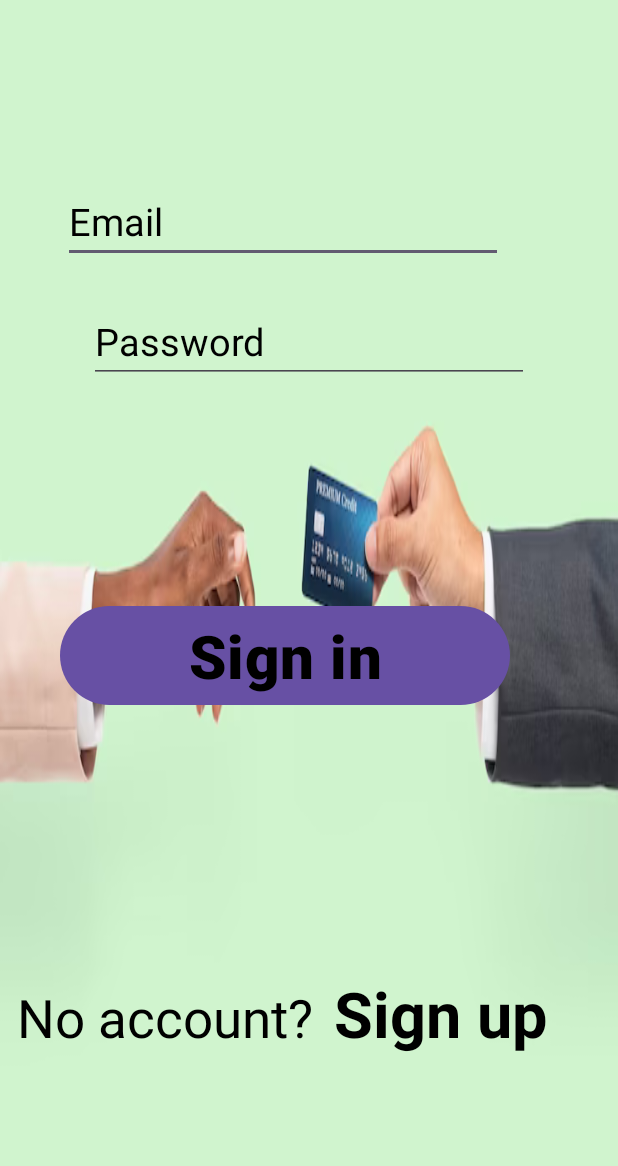
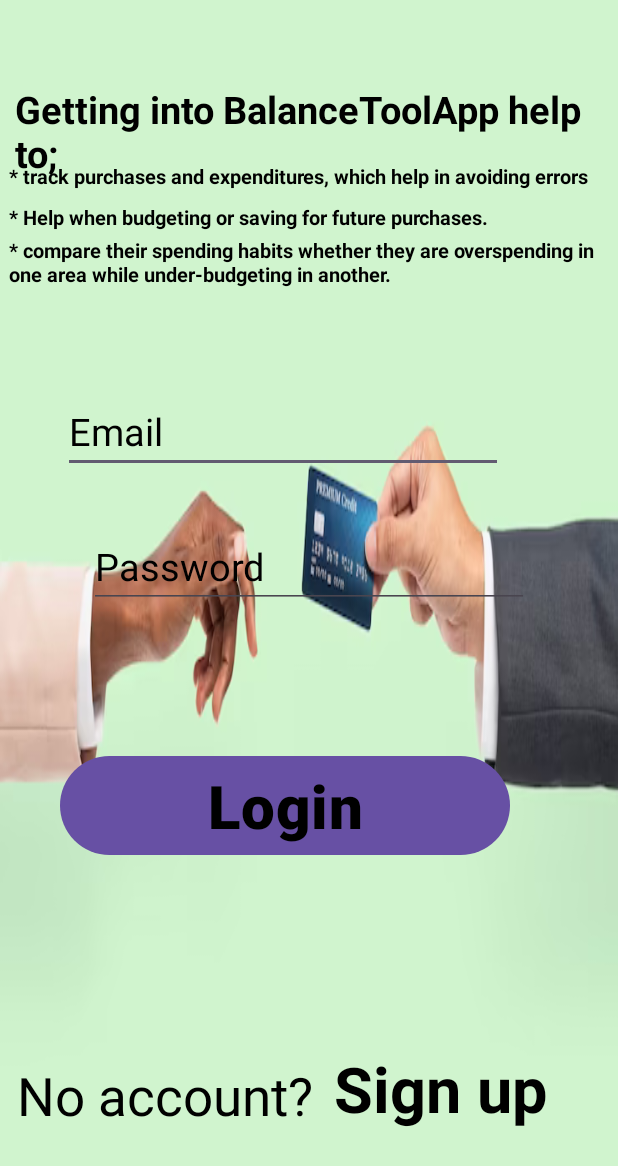
Before and after one commit to Alphonce08/ToolApp, an Android app: the screen it shows after launch (Login), on a phone screen of 412 x 824 dp. Shown: the top 1166 px of the screen. Run offline under Robolectric (Android 15) with nearby library versions, the phone set to English and light mode, and no system bars; our stand-ins replace Firebase (no records; nobody signed in at launch, a user with empty details on screens opened directly).

Commit message:
home text page

```diff
--- a/app/src/main/java/com/example/balancetoolapp/Login.kt
+++ b/app/src/main/java/com/example/balancetoolapp/Login.kt
@@ -54,15 +54,13 @@ class Login : AppCompatActivity() {
                     if (it.isComplete) {
                         Toast.makeText(this, "Login successful", Toast.LENGTH_SHORT)
                             .show()
-                        mAuth.signOut()
-
+                        startActivity(Intent(applicationContext, MainActivity::class.java))
                         finish()
 
 
                     }
                 }
             }
-            startActivity(Intent(applicationContext, MainActivity::class.java))
         }
 
 
--- a/app/src/main/res/layout/activity_login.xml
+++ b/app/src/main/res/layout/activity_login.xml
@@ -7,6 +7,61 @@
     android:background="@drawable/img"
     tools:context=".Login">
 
+    <TextView
+        android:id="@+id/textView5"
+        android:layout_width="wrap_content"
+        android:layout_height="wrap_content"
+        android:layout_alignParentStart="true"
+        android:layout_alignParentTop="true"
+        android:layout_marginTop="55dp"
+        android:layout_marginStart="10dp"
+        android:textStyle="bold"
+        android:textColor="@color/black"
+        android:textSize="25sp"
+        android:text="Getting into BalanceToolApp help to;" />
+
+    <TextView
+        android:id="@+id/textView2"
+        android:layout_width="wrap_content"
+        android:layout_height="wrap_content"
+        android:layout_alignParentStart="true"
+        android:layout_alignParentTop="true"
+        android:layout_marginTop="108dp"
+        android:layout_marginStart="6dp"
+        android:textStyle="bold"
+        android:textColor="@color/black"
+        android:textSize="13sp"
+        android:text="* track purchases and expenditures, which help in avoiding errors" />
+
+    <TextView
+        android:id="@+id/textView3"
+        android:layout_width="wrap_content"
+        android:layout_height="wrap_content"
+        android:layout_alignParentStart="true"
+        android:layout_alignParentTop="true"
+        android:layout_marginTop="135dp"
+        android:layout_marginStart="6dp"
+        android:textStyle="bold"
+        android:textSize="13sp"
+        android:textColor="@color/black"
+        android:text="* Help when budgeting or saving for future purchases." />
+
+    <TextView
+        android:id="@+id/textView"
+        android:layout_width="500dp"
+        android:layout_height="50dp"
+        android:layout_alignParentStart="true"
+        android:layout_alignParentTop="true"
+        android:layout_marginStart="6dp"
+        android:layout_marginTop="157dp"
+        android:textStyle="bold"
+        android:textSize="13sp"
+        android:textColor="@color/black"
+        android:text="* compare their spending habits whether they are overspending in one area while under-budgeting in another. " />
+
+
+
+
     <EditText
         android:id="@+id/mEdtEmailLogin"
         android:layout_width="wrap_content"
@@ -14,7 +69,7 @@
         android:textColorHint="@color/black"
         android:layout_alignParentStart="true"
         android:layout_marginStart="42dp"
-        android:layout_marginTop="120dp"
+        android:layout_marginTop="260dp"
         android:ems="10"
         android:hint="Email"
         android:textColor="@color/black"
@@ -32,24 +87,12 @@
         android:textColor="@color/black"
         android:textSize="25dp"
         android:textColorHint="@color/black"
-        android:layout_marginTop="200dp"
+        android:layout_marginTop="350dp"
         android:layout_centerHorizontal="true"
         android:inputType="textPassword"
         tools:layout_editor_absoluteX="71dp"
         tools:layout_editor_absoluteY="290dp" />
 
-
-    <TextView
-        android:id="@+id/textForgetPassword"
-        android:layout_width="wrap_content"
-        android:layout_height="wrap_content"
-        android:layout_alignParentStart="true"
-        android:layout_alignParentBottom="true"
-        android:textColor="@color/red"
-        android:layout_marginStart="68dp"
-        android:layout_marginBottom="360dp"
-        android:text="Forget password"
-        android:textSize="25sp" />
 
     <Button
         android:id="@+id/BtnLogin"
@@ -57,15 +100,13 @@
         android:layout_height="wrap_content"
         android:layout_alignParentStart="true"
         android:layout_marginStart="40dp"
-        android:layout_marginTop="400dp"
-        android:text="Sign in"
+        android:layout_marginTop="500dp"
+        android:text="Login"
         android:textSize="40sp"
         android:textColor="@color/black"
         android:textStyle="bold"
         tools:layout_editor_absoluteX="107dp"
         tools:layout_editor_absoluteY="411dp" />
-
-
     <TextView
         android:id="@+id/TextNoAccount"
         android:layout_width="wrap_content"
@@ -74,7 +115,7 @@
         android:layout_alignParentBottom="true"
         android:layout_centerHorizontal="true"
         android:layout_marginStart="11dp"
-        android:layout_marginBottom="122dp"
+        android:layout_marginBottom="70dp"
         android:text="No account?"
         android:textColor="@color/black"
         android:textSize="35sp" />
@@ -86,7 +127,7 @@
         android:layout_alignParentEnd="true"
         android:layout_alignParentBottom="true"
         android:layout_marginEnd="47dp"
-        android:layout_marginBottom="120dp"
+        android:layout_marginBottom="70dp"
         android:text="Sign up"
         android:textColor="@color/black"
         android:textSize="42sp"
--- a/app/src/main/res/layout/activity_received.xml
+++ b/app/src/main/res/layout/activity_received.xml
@@ -15,7 +15,7 @@
         android:layout_alignParentStart="true"
         android:layout_alignParentTop="true"
         android:layout_marginStart="59dp"
-        android:layout_marginTop="21dp"
+        android:layout_marginTop="150dp"
         android:ems="10"
         android:hint="DATE"
         android:textSize="20sp"
@@ -30,7 +30,7 @@
         android:layout_alignParentStart="true"
         android:layout_alignParentTop="true"
         android:layout_marginStart="68dp"
-        android:layout_marginTop="152dp"
+        android:layout_marginTop="300dp"
         android:ems="10"
         android:textColor="@color/black"
         android:textColorHint="@color/black"
@@ -46,9 +46,9 @@
         android:layout_alignParentStart="true"
         android:layout_alignParentTop="true"
         android:layout_marginStart="63dp"
-        android:layout_marginTop="255dp"
+        android:layout_marginTop="450dp"
         android:ems="10"
-        android:hint="Description"
+        android:hint="From"
         android:inputType="text" />
 
     <Button
@@ -58,7 +58,7 @@
         android:layout_alignParentStart="true"
         android:layout_alignParentBottom="true"
         android:layout_marginStart="70dp"
-        android:layout_marginBottom="211dp"
+        android:layout_marginBottom="80dp"
         android:text="Saved"
         android:textColor="@color/black"
         android:textSize="35sp" />
```
